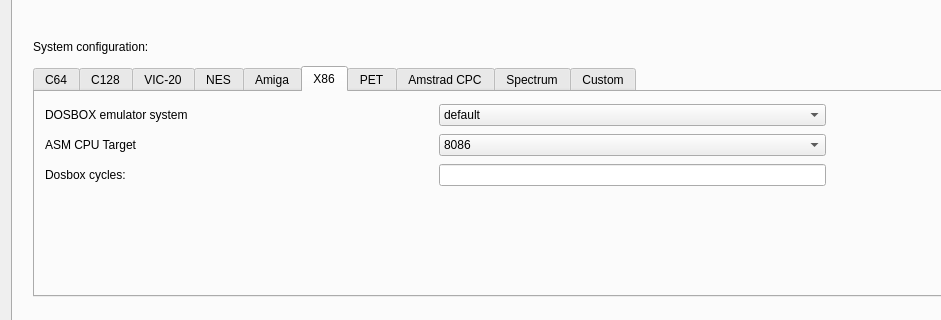
This is source/dialogprojectsettings.ui in leuat/TRSE as Qt 5 draws it before an edit; both pictures show x 0 to 941 and y 161 to 481 of the 1031 by 605 pixel window. The edited form follows.
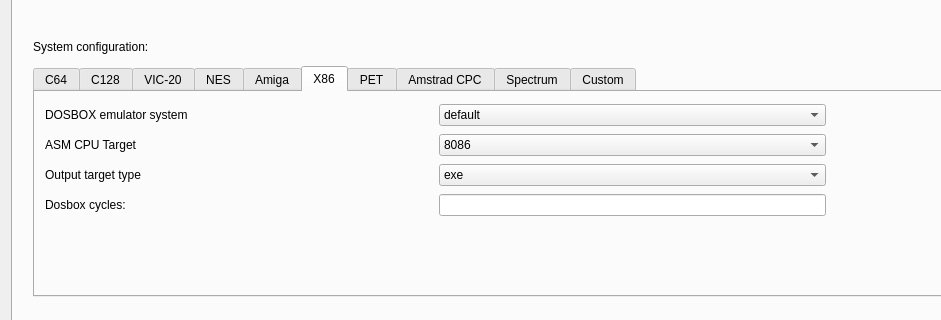
This is the edited form.

The edit to the form file:
```diff
--- a/source/dialogprojectsettings.ui
+++ b/source/dialogprojectsettings.ui
@@ -328,7 +328,7 @@
              <x>10</x>
              <y>10</y>
              <width>781</width>
-             <height>86</height>
+             <height>116</height>
             </rect>
            </property>
            <layout class="QGridLayout" name="gridLayout_10" columnstretch="1,1">
@@ -339,6 +339,13 @@
               </property>
              </widget>
             </item>
+            <item row="1" column="0">
+             <widget class="QLabel" name="label_28">
+              <property name="text">
+               <string>ASM CPU Target</string>
+              </property>
+             </widget>
+            </item>
             <item row="1" column="1">
              <widget class="QComboBox" name="cmbX86CPU">
               <item>
@@ -373,12 +380,8 @@
               </item>
              </widget>
             </item>
-            <item row="1" column="0">
-             <widget class="QLabel" name="label_28">
-              <property name="text">
-               <string>ASM CPU Target</string>
-              </property>
-             </widget>
+            <item row="3" column="1">
+             <widget class="QLineEdit" name="leDosboxCycles"/>
             </item>
             <item row="0" column="1">
              <widget class="QComboBox" name="cmbX86Type">
@@ -419,7 +422,7 @@
               </item>
              </widget>
             </item>
-            <item row="2" column="0">
+            <item row="3" column="0">
              <widget class="QLabel" name="label_45">
               <property name="text">
                <string>Dosbox cycles:</string>
@@ -427,7 +430,25 @@
              </widget>
             </item>
             <item row="2" column="1">
-             <widget class="QLineEdit" name="leDosboxCycles"/>
+             <widget class="QComboBox" name="cmbX86OutputType">
+              <item>
+               <property name="text">
+                <string>exe</string>
+               </property>
+              </item>
+              <item>
+               <property name="text">
+                <string>com</string>
+               </property>
+              </item>
+             </widget>
+            </item>
+            <item row="2" column="0">
+             <widget class="QLabel" name="label_46">
+              <property name="text">
+               <string>Output target type</string>
+              </property>
+             </widget>
             </item>
            </layout>
           </widget>
```
